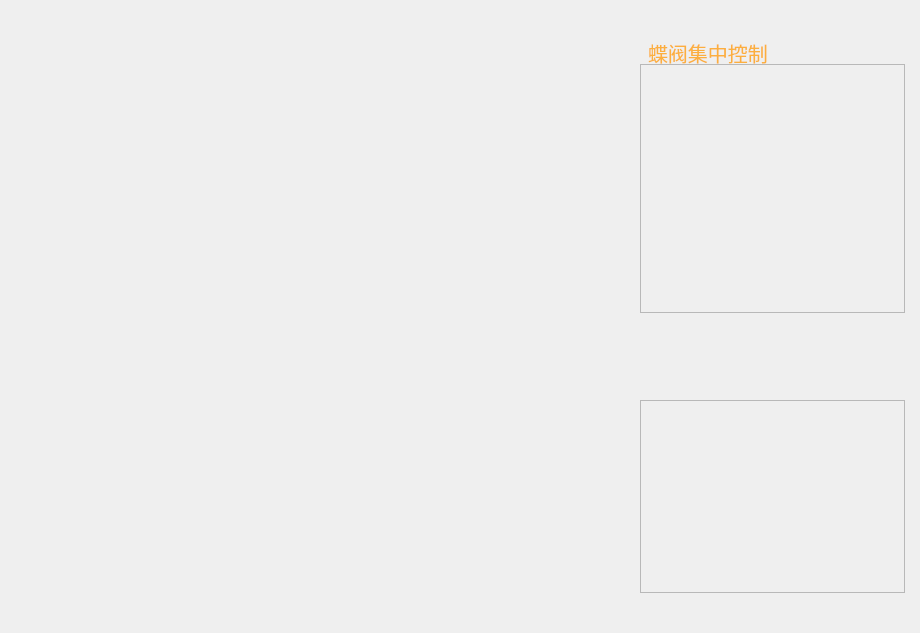
Qt form Window/Page/valvepage.ui (caosq/ChickenFarm) before a commit.
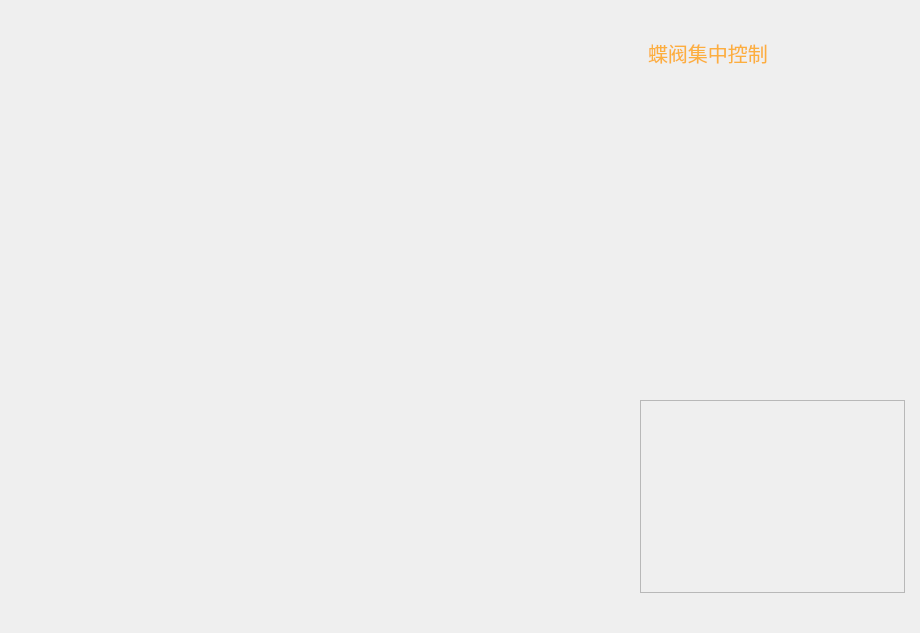
The same form after that commit. Icons and pictures are not drawn.

```diff
--- a/Window/Page/valvepage.ui
+++ b/Window/Page/valvepage.ui
@@ -53,8 +53,9 @@
     </rect>
    </property>
    <property name="styleSheet">
-    <string notr="true">#frame
-{border-image: url(:/UI/Widget/System_Bump_1.png);}
+    <string notr="true">#frame{
+background:transparent;
+border-image: url(:/UI/Widget/System_Bump_1.png);}
 </string>
    </property>
    <property name="frameShape">
```
